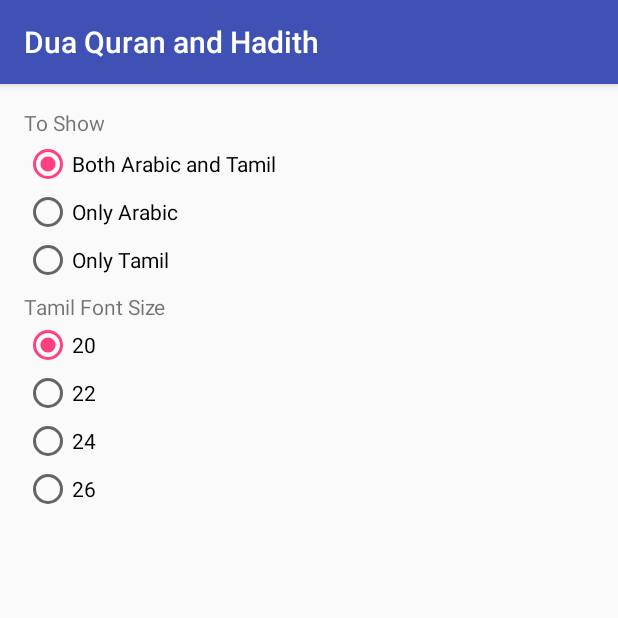
After one commit to ashiqdrive/DuaQuranandHadith, an Android app: the SettngsMainPage screen opened directly, with no data from a screen before it, on a phone screen of 412 x 824 dp, the top half of it. The commit adds this screen. Run offline under Robolectric (Android 15) with nearby library versions, the phone set to English and light mode, and no system bars.

Commit message:
Feb05AfterNewWindows

```diff
--- a/app/build.gradle
+++ b/app/build.gradle
@@ -2,7 +2,7 @@ apply plugin: 'com.android.application'
 
 android {
     compileSdkVersion 25
-    buildToolsVersion "24.0.2"
+    buildToolsVersion "25.0.2"
     defaultConfig {
         applicationId "com.salsabeelapp.duaquranandhadith"
         minSdkVersion 16
--- a/app/src/main/AndroidManifest.xml
+++ b/app/src/main/AndroidManifest.xml
@@ -17,7 +17,8 @@
         </activity>
         <activity android:name=".QuranDua" />
         <activity android:name=".HadithDua" />
-        <activity android:name=".Introduction"></activity>
+        <activity android:name=".Introduction" />
+        <activity android:name=".SettngsMainPage"></activity>
     </application>
 
 </manifest>
--- /dev/null
+++ b/app/src/main/java/com/salsabeelapp/duaquranandhadith/SettngsMainPage.java
@@ -0,0 +1,185 @@
+package com.salsabeelapp.duaquranandhadith;
+
+import android.app.Dialog;
+import android.content.Context;
+import android.content.SharedPreferences;
+import android.support.v7.app.AppCompatActivity;
+import android.os.Bundle;
+import android.util.Log;
+import android.view.View;
+import android.widget.RadioButton;
+import android.widget.Toast;
+
+public class SettngsMainPage extends AppCompatActivity {
+
+    String TAG = "SettingsMainPAge TAg";
+
+    public Boolean toViewBoth;
+    public Boolean toViewArabic;
+    public Boolean toViewTamil;
+
+    public int fontSizeTamilInt;
+    public int fontSizeArabicInt;
+
+
+    @Override
+    protected void onCreate(Bundle savedInstanceState) {
+        super.onCreate(savedInstanceState);
+        setContentView(R.layout.activity_settngs_main_page);
+        checkSharedPrefToShowRadioGroup();
+        checkSharedPrefTamilFontSize();
+    }
+
+    @Override
+    public void onBackPressed() {
+
+        //Each Radio Group are Inserted Separately
+        try {
+            saveRadioToShow();
+        } catch (Exception e) {
+            Log.e(TAG, "To Show Not edited "+e);
+        }
+
+        try {
+            saveTamilFont();
+        } catch (Exception e) {
+            Log.e(TAG, "tamil Font Not Edited "+e);
+        }
+
+        //Toast.makeText(getBaseContext(), "Saved", Toast.LENGTH_SHORT).show();
+        super.onBackPressed();
+    }
+
+    //Method which is Called by the Radio buttons inside What to Show Group
+    public void changeDuaView(View view) {
+
+        switch (view.getId()) {
+            case R.id.rbBothArabicAndTamil:
+                Toast.makeText(getBaseContext(), "Both Arabic and Tamil", Toast.LENGTH_SHORT).show();
+                this.toViewBoth = true;
+                this.toViewArabic = false;
+                this.toViewTamil = false;
+                break;
+            case R.id.rbOnlyArabic:
+                Toast.makeText(getBaseContext(), "Only Arabic ", Toast.LENGTH_SHORT).show();
+                this.toViewBoth = false;
+                this.toViewArabic = true;
+                this.toViewTamil = false;
+                break;
+            case R.id.rbOnlyTamil:
+                Toast.makeText(getBaseContext(), "Only Tamil", Toast.LENGTH_SHORT).show();
+                this.toViewBoth = false;
+                this.toViewArabic = false;
+                this.toViewTamil = true;
+                break;
+        }
+    }
+
+    //Method Called by the Radio buttons under Tamil Font size Change Group
+    public void changeTamilFontSizeRadioGroup(View view) {
+
+        switch (view.getId()) {
+            case R.id.rbTSize20:
+                this.fontSizeTamilInt = 20;
+                Toast.makeText(getBaseContext(), "Tamil FontSize Changed " + fontSizeTamilInt, Toast.LENGTH_SHORT).show();
+                break;
+            case R.id.rbTSize22:
+                this.fontSizeTamilInt = 22;
+                Toast.makeText(getBaseContext(), "Tamil FontSize Changed " + fontSizeTamilInt, Toast.LENGTH_SHORT).show();
+                break;
+            case R.id.rbTSize24:
+                this.fontSizeTamilInt = 24;
+                Toast.makeText(getBaseContext(), "Tamil FontSize Changed " + fontSizeTamilInt, Toast.LENGTH_SHORT).show();
+                break;
+            case R.id.rbTSize26:
+                this.fontSizeTamilInt = 26;
+                Toast.makeText(getBaseContext(), "Tamil FontSize Changed " + fontSizeTamilInt, Toast.LENGTH_SHORT).show();
+                break;
+        }
+    }
+
+
+    public void saveRadioToShow() {
+        SharedPreferences sharedPreferences = getSharedPreferences(getString(R.string.PREF_FILE_SETTINGS), Context.MODE_PRIVATE);
+        SharedPreferences.Editor editor = sharedPreferences.edit();
+
+        editor.putBoolean(getString(R.string.PREF_toViewBoth), this.toViewBoth);
+        editor.putBoolean(getString(R.string.PREF_toViewArabic), this.toViewArabic);
+        editor.putBoolean(getString(R.string.PREF_toViewTamil), this.toViewTamil);
+
+
+        editor.commit();
+        editor.apply();
+        Log.d(TAG, "inserted");
+    }
+
+    public void saveTamilFont() {
+        SharedPreferences sharedPreferences = getSharedPreferences(getString(R.string.PREF_FILE_SETTINGS), Context.MODE_PRIVATE);
+        SharedPreferences.Editor editor = sharedPreferences.edit();
+        editor.putInt(getString(R.string.PREF_Font_Size_Tamil), this.fontSizeTamilInt);
+
+        editor.commit();
+        editor.apply();
+        Log.d(TAG, "inserted TamilFont Size Changed");
+
+    }
+
+    //Method Called in the beginning to make sure
+    //that Correct Radio buttons are Checked for the To Show radio Group
+    public void checkSharedPrefToShowRadioGroup() {
+
+        SharedPreferences sharedPreferences = getSharedPreferences(getString(R.string.PREF_FILE_SETTINGS), Context.MODE_PRIVATE);
+
+        RadioButton rbBoth = (RadioButton) findViewById(R.id.rbBothArabicAndTamil);
+        RadioButton rbArabic = (RadioButton) findViewById(R.id.rbOnlyArabic);
+        RadioButton rbTamil = (RadioButton) findViewById(R.id.rbOnlyTamil);
+
+        Boolean b1 = sharedPreferences.getBoolean(getString(R.string.PREF_toViewBoth), true);
+        Boolean b2 = sharedPreferences.getBoolean(getString(R.string.PREF_toViewArabic), false);
+        Boolean b3 = sharedPreferences.getBoolean(getString(R.string.PREF_toViewTamil), false);
+
+        rbBoth.setChecked(b1);
+        rbArabic.setChecked(b2);
+        rbTamil.setChecked(b3);
+    }
+
+    public void checkSharedPrefTamilFontSize(){
+
+        SharedPreferences sharedPreferences = getSharedPreferences(getString(R.string.PREF_FILE_SETTINGS), Context.MODE_PRIVATE);
+
+        RadioButton rbTSize20 = (RadioButton) findViewById(R.id.rbTSize20);
+        RadioButton rbTSize22 = (RadioButton) findViewById(R.id.rbTSize22);
+        RadioButton rbTSize24 = (RadioButton) findViewById(R.id.rbTSize24);
+        RadioButton rbTSize26 = (RadioButton) findViewById(R.id.rbTSize26);
+
+        fontSizeTamilInt = sharedPreferences.getInt(getString(R.string.PREF_Font_Size_Tamil), 20);
+
+
+        switch (fontSizeTamilInt) {
+            case 20:
+                rbTSize20.setChecked(true);
+                rbTSize22.setChecked(false);
+                rbTSize24.setChecked(false);
+                rbTSize26.setChecked(false);
+                break;
+            case 22:
+                rbTSize20.setChecked(false);
+                rbTSize22.setChecked(true);
+                rbTSize24.setChecked(false);
+                rbTSize26.setChecked(false);
+                break;
+            case 24:
+                rbTSize20.setChecked(false);
+                rbTSize22.setChecked(false);
+                rbTSize24.setChecked(true);
+                rbTSize26.setChecked(false);
+                break;
+            case 26:
+                rbTSize20.setChecked(false);
+                rbTSize22.setChecked(false);
+                rbTSize24.setChecked(false);
+                rbTSize26.setChecked(true);
+                break;
+        }
+    }
+}
--- /dev/null
+++ b/app/src/main/res/layout/activity_settngs_main_page.xml
@@ -0,0 +1,100 @@
+<?xml version="1.0" encoding="utf-8"?>
+<RelativeLayout xmlns:android="http://schemas.android.com/apk/res/android"
+    xmlns:tools="http://schemas.android.com/tools"
+    android:id="@+id/activity_settngs_main_page"
+    android:layout_width="match_parent"
+    android:layout_height="match_parent"
+    android:paddingBottom="@dimen/activity_vertical_margin"
+    android:paddingLeft="@dimen/activity_horizontal_margin"
+    android:paddingRight="@dimen/activity_horizontal_margin"
+    android:paddingTop="@dimen/activity_vertical_margin"
+    tools:context="com.salsabeelapp.duaquranandhadith.SettngsMainPage">
+
+
+    <TextView
+        android:id="@+id/tvWhatTextToShow"
+        android:text="To Show"
+        android:layout_width="wrap_content"
+        android:layout_height="wrap_content"
+        android:layout_alignParentLeft="true"
+        android:layout_alignParentStart="true"
+        android:layout_alignParentTop="true"
+        android:layout_centerHorizontal="true"
+        android:layout_marginBottom="2dp" />
+
+    <RadioGroup
+        android:id="@+id/radioGroupToShow"
+        android:layout_width="match_parent"
+        android:layout_height="wrap_content"
+        android:layout_below="@+id/tvWhatTextToShow"
+        android:layout_alignParentLeft="true"
+        android:layout_alignParentStart="true">
+
+        <RadioButton
+            android:id="@+id/rbBothArabicAndTamil"
+            android:layout_width="match_parent"
+            android:layout_height="wrap_content"
+            android:text="Both Arabic and Tamil"
+            android:onClick="changeDuaView"/>
+
+        <RadioButton
+            android:id="@+id/rbOnlyArabic"
+            android:layout_width="match_parent"
+            android:layout_height="wrap_content"
+            android:text="Only Arabic"
+            android:onClick="changeDuaView"/>
+
+        <RadioButton
+            android:id="@+id/rbOnlyTamil"
+            android:layout_width="match_parent"
+            android:layout_height="wrap_content"
+            android:text="Only Tamil"
+            android:onClick="changeDuaView"/>
+    </RadioGroup>
+
+    <TextView
+        android:id="@+id/tvTamilSizeCaption"
+        android:layout_width="match_parent"
+        android:layout_height="wrap_content"
+        android:layout_below="@+id/radioGroupToShow"
+        android:text="Tamil Font Size"
+        android:layout_marginTop="5dp" />
+
+    <RadioGroup
+        android:id="@+id/radioGroupTamilFont"
+        android:layout_width="match_parent"
+        android:layout_height="wrap_content"
+        android:layout_below="@+id/tvTamilSizeCaption"
+        android:layout_alignParentLeft="true"
+        android:layout_alignParentStart="true">
+
+        <RadioButton
+            android:id="@+id/rbTSize20"
+            android:layout_width="match_parent"
+            android:layout_height="wrap_content"
+            android:text="20"
+            android:onClick="changeTamilFontSizeRadioGroup"/>
+        <RadioButton
+            android:id="@+id/rbTSize22"
+            android:layout_width="match_parent"
+            android:layout_height="wrap_content"
+            android:text="22"
+            android:onClick="changeTamilFontSizeRadioGroup"/>
+        <RadioButton
+            android:id="@+id/rbTSize24"
+            android:layout_width="match_parent"
+            android:layout_height="wrap_content"
+            android:text="24"
+            android:onClick="changeTamilFontSizeRadioGroup"/>
+        <RadioButton
+            android:id="@+id/rbTSize26"
+            android:layout_width="match_parent"
+            android:layout_height="wrap_content"
+            android:text="26"
+            android:onClick="changeTamilFontSizeRadioGroup"/>
+    </RadioGroup>
+
+
+
+
+</RelativeLayout>
--- a/app/src/main/res/values/colors.xml
+++ b/app/src/main/res/values/colors.xml
@@ -3,4 +3,5 @@
     <color name="colorPrimary">#3F51B5</color>
     <color name="colorPrimaryDark">#303F9F</color>
     <color name="colorAccent">#FF4081</color>
+    <color name="Black">#000000</color>
 </resources>
--- a/app/src/main/res/values/strings.xml
+++ b/app/src/main/res/values/strings.xml
@@ -1,3 +1,13 @@
 <resources>
     <string name="app_name">Dua Quran and Hadith</string>
+
+    <string name="PREF_FILE_SETTINGS">PREF_FILE_SETTINGS</string>
+
+    <string name="PREF_toViewBoth">toViewBoth</string>
+    <string name="PREF_toViewArabic">toViewArabic</string>
+    <string name="PREF_toViewTamil">toViewTamil</string>
+
+    <string name="PREF_Font_Size_Tamil">PREF_Font_Size_Tamil</string>
+    <string name="PREF_Font_Size_Arabic">PREF_Font_Size_Arabic</string>
+
 </resources>
--- a/build.gradle
+++ b/build.gradle
@@ -5,7 +5,7 @@ buildscript {
         jcenter()
     }
     dependencies {
-        classpath 'com.android.tools.build:gradle:2.2.2'
+        classpath 'com.android.tools.build:gradle:2.2.3'
 
         // NOTE: Do not place your application dependencies here; they belong
         // in the individual module build.gradle files
```
Also changed, not shown: app/src/main/java/com/salsabeelapp/duaquranandhadith/MainActivity.java (+13 -14 lines), app/src/main/java/com/salsabeelapp/duaquranandhadith/QuranDua.java (+43 -1 lines), app/src/main/java/com/salsabeelapp/duaquranandhadith/recyclerviewfiles/RecyclerAdapterMy.java (+45 -10 lines), app/src/main/res/layout/tamil_font_size_radio_button_list.xml (added, +57 -0 lines).
